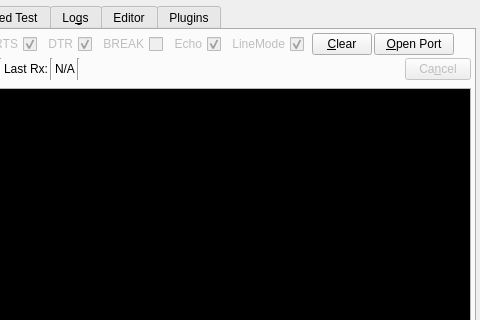
First picture: the form in AuTerm/AutMainWindow.ui, repository thedjnK/AuTerm, before the edit; both pictures show x 168 to 648 and y 0 to 320 of the 648 by 412 pixel window.
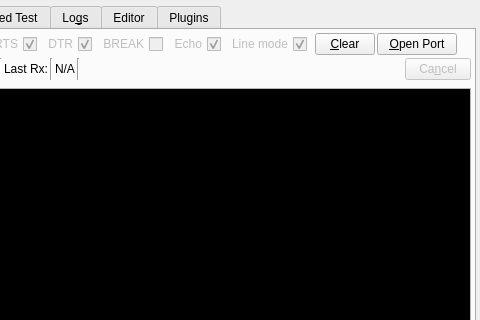
Second picture: the form after the edit. The open tabs and pages were chosen to show the change. Icons and pictures are not drawn. Custom widgets are drawn as their Qt base class.

Commit message: Change LineMode into proper text

```diff
--- a/AuTerm/AutMainWindow.ui
+++ b/AuTerm/AutMainWindow.ui
@@ -725,7 +725,7 @@
                  <enum>Qt::RightToLeft</enum>
                 </property>
                 <property name="text">
-                 <string>LineMode</string>
+                 <string>Line mode</string>
                 </property>
                 <property name="checked">
                  <bool>true</bool>
```
Left out of the diff: 206 changed lines with no effect on the pictures.
